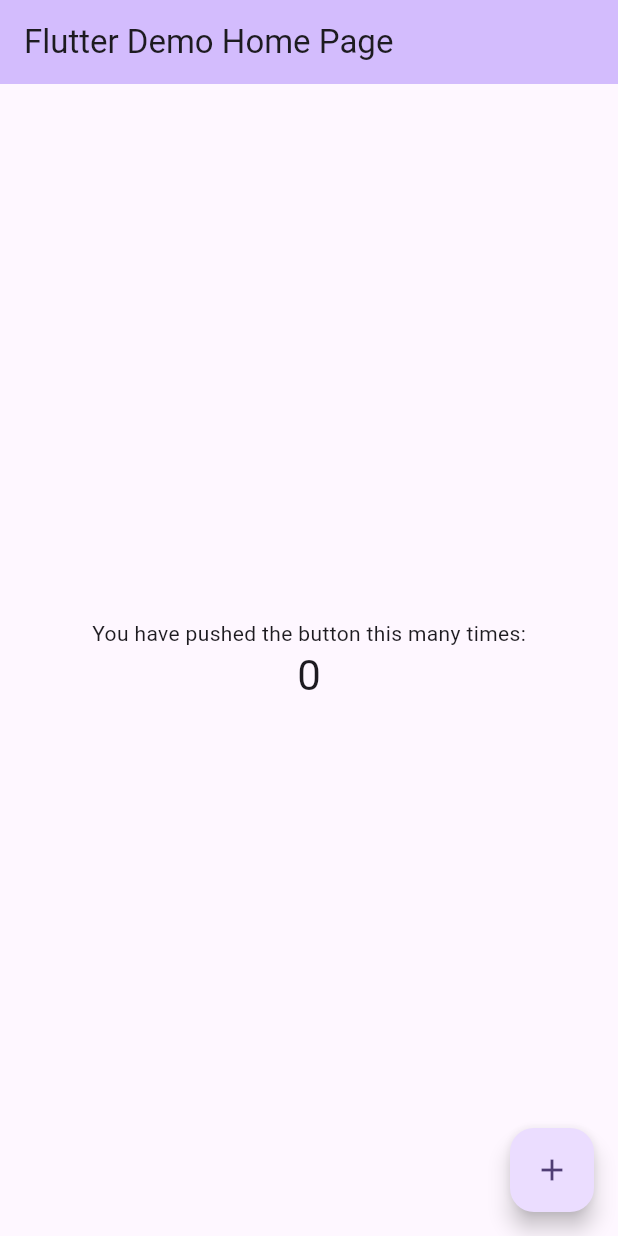
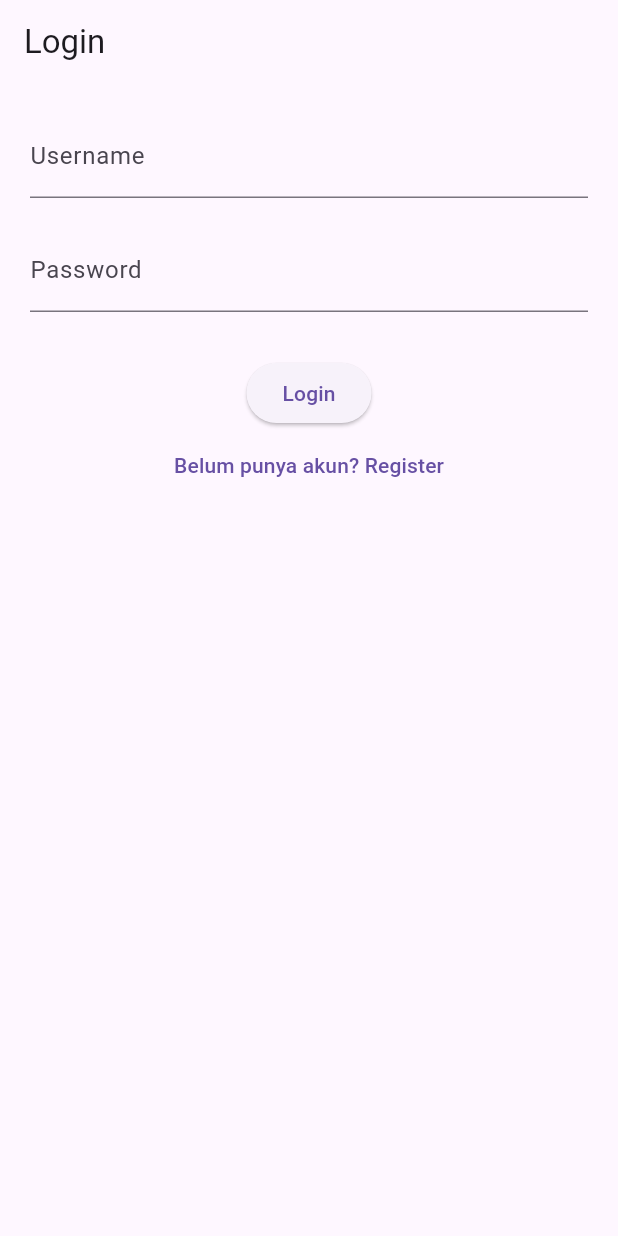
Before and after one commit to dreadnought24-rgb/Aplikasi-Barbershop, a Flutter app: the screen it shows after launch, on a phone screen of 412 x 824 dp. Run offline on Flutter 3.47's test engine with Material 3 defaults, Android fonts, the phone set to English and light mode, and no system bars.

Commit message:
koneksi, login/register = > home dan database

```diff
--- /dev/null
+++ b/lib/config/api_config.dart
@@ -0,0 +1,6 @@
+class ApiConfig {
+
+  static const String baseUrl =
+      "http://192.168.1.15/barbershop_api";//jika menggunakan android emulator bisa diganti dengan ip address
+
+}
--- a/lib/main.dart
+++ b/lib/main.dart
@@ -1,4 +1,6 @@
 import 'package:flutter/material.dart';
+
+import 'screens/login_screen.dart';
 
 void main() {
   runApp(const MyApp());
@@ -7,116 +9,11 @@ void main() {
 class MyApp extends StatelessWidget {
   const MyApp({super.key});
 
-  // This widget is the root of your application.
   @override
   Widget build(BuildContext context) {
     return MaterialApp(
-      title: 'Flutter Demo',
-      theme: ThemeData(
-        // This is the theme of your application.
-        //
-        // TRY THIS: Try running your application with "flutter run". You'll see
-        // the application has a purple toolbar. Then, without quitting the app,
-        // try changing the seedColor in the colorScheme below to Colors.green
-        // and then invoke "hot reload" (save your changes or press the "hot
-        // reload" button in a Flutter-supported IDE, or press "r" if you used
-        // the command line to start the app).
-        //
-        // Notice that the counter didn't reset back to zero; the application
-        // state is not lost during the reload. To reset the state, use hot
-        // restart instead.
-        //
-        // This works for code too, not just values: Most code changes can be
-        // tested with just a hot reload.
-        colorScheme: .fromSeed(seedColor: Colors.deepPurple),
-      ),
-      home: const MyHomePage(title: 'Flutter Demo Home Page'),
+      debugShowCheckedModeBanner: false,
+      home: const LoginScreen(),
     );
   }
 }
-
-class MyHomePage extends StatefulWidget {
-  const MyHomePage({super.key, required this.title});
-
-  // This widget is the home page of your application. It is stateful, meaning
-  // that it has a State object (defined below) that contains fields that affect
-  // how it looks.
-
-  // This class is the configuration for the state. It holds the values (in this
-  // case the title) provided by the parent (in this case the App widget) and
-  // used by the build method of the State. Fields in a Widget subclass are
-  // always marked "final".
-
-  final String title;
-
-  @override
-  State<MyHomePage> createState() => _MyHomePageState();
-}
-
-class _MyHomePageState extends State<MyHomePage> {
-  int _counter = 0;
-
-  void _incrementCounter() {
-    setState(() {
-      // This call to setState tells the Flutter framework that something has
-      // changed in this State, which causes it to rerun the build method below
-      // so that the display can reflect the updated values. If we changed
-      // _counter without calling setState(), then the build method would not be
-      // called again, and so nothing would appear to happen.
-      _counter++;
-    });
-  }
-
-  @override
-  Widget build(BuildContext context) {
-    // This method is rerun every time setState is called, for instance as done
-    // by the _incrementCounter method above.
-    //
-    // The Flutter framework has been optimized to make rerunning build methods
-    // fast, so that you can just rebuild anything that needs updating rather
-    // than having to individually change instances of widgets.
-    return Scaffold(
-      appBar: AppBar(
-        // TRY THIS: Try changing the color here to a specific color (to
-        // Colors.amber, perhaps?) and trigger a hot reload to see the AppBar
-        // change color while the other colors stay the same.
-        backgroundColor: Theme.of(context).colorScheme.inversePrimary,
-        // Here we take the value from the MyHomePage object that was created by
-        // the App.build method, and use it to set our appbar title.
-        title: Text(widget.title),
-      ),
-      body: Center(
-        // Center is a layout widget. It takes a single child and positions it
-        // in the middle of the parent.
-        child: Column(
-          // Column is also a layout widget. It takes a list of children and
-          // arranges them vertically. By default, it sizes itself to fit its
-          // children horizontally, and tries to be as tall as its parent.
-          //
-          // Column has various properties to control how it sizes itself and
-          // how it positions its children. Here we use mainAxisAlignment to
-          // center the children vertically; the main axis here is the vertical
-          // axis because Columns are vertical (the cross axis would be
-          // horizontal).
-          //
-          // TRY THIS: Invoke "debug painting" (choose the "Toggle Debug Paint"
-          // action in the IDE, or press "p" in the console), to see the
-          // wireframe for each widget.
-          mainAxisAlignment: .center,
-          children: [
-            const Text('You have pushed the button this many times:'),
-            Text(
-              '$_counter',
-              style: Theme.of(context).textTheme.headlineMedium,
-            ),
-          ],
-        ),
-      ),
-      floatingActionButton: FloatingActionButton(
-        onPressed: _incrementCounter,
-        tooltip: 'Increment',
-        child: const Icon(Icons.add),
-      ),
-    );
-  }
-}
--- /dev/null
+++ b/lib/screens/login_screen.dart
@@ -0,0 +1,90 @@
+import 'package:flutter/material.dart';
+import '../services/auth_service.dart';
+import 'register_screen.dart';
+import 'home_screen.dart';
+
+class LoginScreen extends StatefulWidget {
+  const LoginScreen({super.key});
+
+  @override
+  State<LoginScreen> createState() => _LoginScreenState();
+}
+
+class _LoginScreenState extends State<LoginScreen> {
+  final usernameController = TextEditingController();
+  final passwordController = TextEditingController();
+
+  bool isLoading = false;
+
+  void login() async {
+    setState(() {
+      isLoading = true;
+    });
+
+    final result = await AuthService.login(
+      username: usernameController.text,
+      password: passwordController.text,
+    );
+
+    setState(() {
+      isLoading = false;
+    });
+
+    if (result['success'] == true) {
+      Navigator.pushReplacement(
+        context,
+        MaterialPageRoute(builder: (_) => const HomeScreen()),
+      );
+    } else {
+      ScaffoldMessenger.of(
+        context,
+      ).showSnackBar(SnackBar(content: Text(result['message'])));
+    }
+  }
+
+  @override
+  Widget build(BuildContext context) {
+    return Scaffold(
+      appBar: AppBar(title: const Text("Login")),
+      body: Padding(
+        padding: const EdgeInsets.all(20),
+        child: Column(
+          children: [
+            TextField(
+              controller: usernameController,
+              decoration: const InputDecoration(labelText: "Username"),
+            ),
+
+            const SizedBox(height: 20),
+
+            TextField(
+              controller: passwordController,
+              obscureText: true,
+              decoration: const InputDecoration(labelText: "Password"),
+            ),
+
+            const SizedBox(height: 30),
+
+            ElevatedButton(
+              onPressed: isLoading ? null : login,
+              child: isLoading
+                  ? const CircularProgressIndicator()
+                  : const Text("Login"),
+            ),
+
+            TextButton(
+              onPressed: () {
+                Navigator.push(
+                  context,
+                  MaterialPageRoute(builder: (_) => const RegisterScreen()),
+                );
+              },
+
+              child: const Text("Belum punya akun? Register"),
+            ),
+          ],
+        ),
+      ),
+    );
+  }
+}
--- /dev/null
+++ b/lib/services/auth_service.dart
@@ -0,0 +1,49 @@
+import 'dart:convert';
+
+import 'package:http/http.dart' as http;
+
+import '../config/api_config.dart';
+
+class AuthService {
+
+  static Future<Map<String, dynamic>> login({
+    required String username,
+    required String password,
+  }) async {
+
+    final response = await http.post(
+      Uri.parse(
+        "${ApiConfig.baseUrl}/auth/login.php",
+      ),
+      body: {
+        "username": username,
+        "password": password,
+      },
+    );
+
+    return jsonDecode(response.body);
+  }
+
+
+  static Future<Map<String, dynamic>> register({
+    required String username,
+    required String password,
+    required String nama,
+    required String noHp,
+  }) async {
+
+    final response = await http.post(
+      Uri.parse(
+        "${ApiConfig.baseUrl}/auth/register.php",
+      ),
+      body: {
+        "username": username,
+        "password": password,
+        "nama": nama,
+        "no_hp": noHp,
+      },
+    );
+
+    return jsonDecode(response.body);
+  }
+}
--- a/pubspec.yaml
+++ b/pubspec.yaml
@@ -30,6 +30,8 @@ environment:
 dependencies:
   flutter:
     sdk: flutter
+
+  http: ^1.2.1
 
   # The following adds the Cupertino Icons font to your application.
   # Use with the CupertinoIcons class for iOS style icons.
```
Also changed, not shown: lib/screens/home_screen.dart (added, +19 -0 lines), lib/screens/register_screen.dart (added, +183 -0 lines), pubspec.lock.
